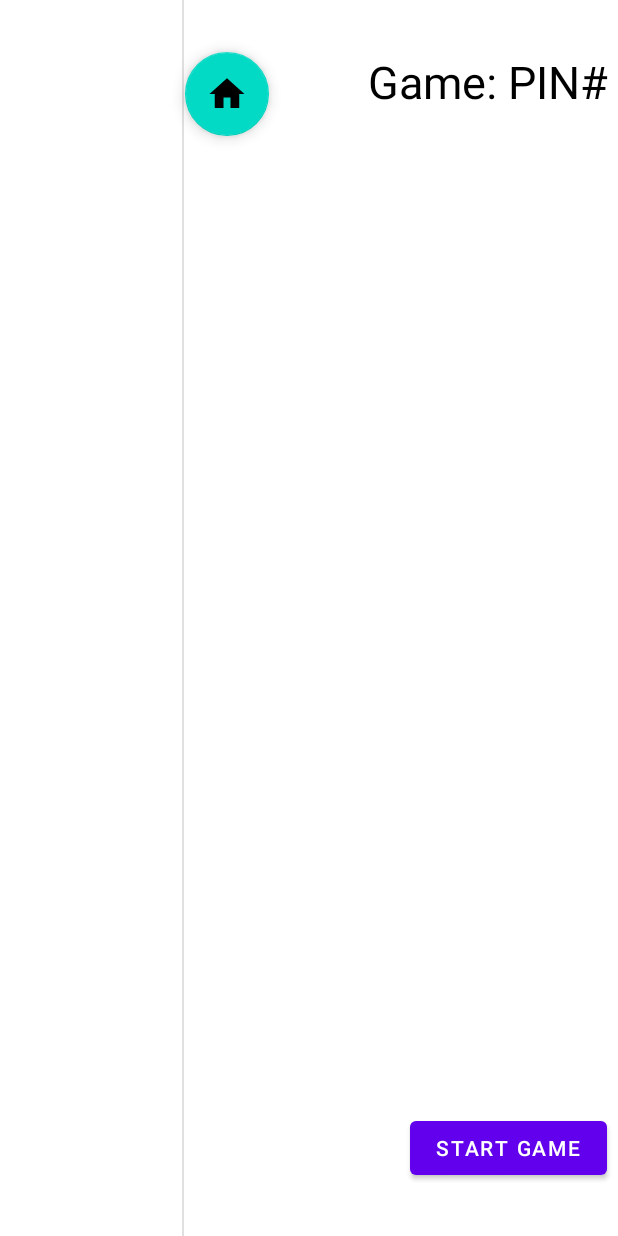
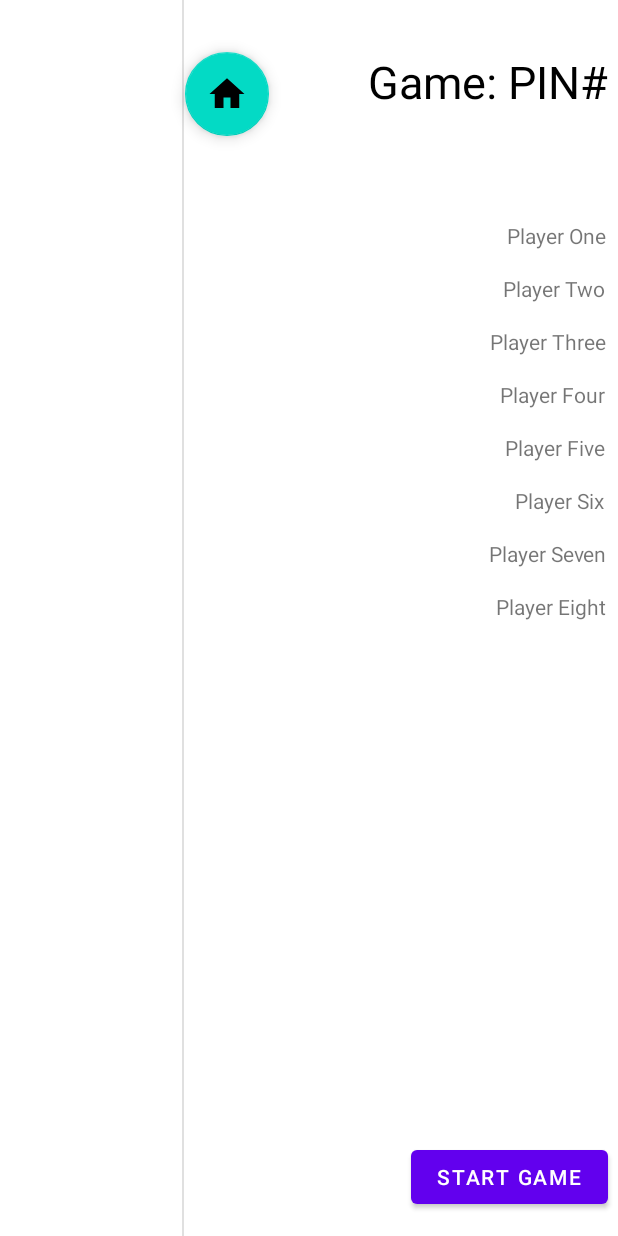
Before and after one commit to AaronCohen21/ChiefdUp, an Android app: the layout game_start_screen.xml on its own in the app's theme, with its tools: preview values and no code run, on a phone screen of 412 x 824 dp. Run offline under Robolectric (Android 15) with nearby library versions, the phone set to English and light mode, and no system bars.

Commit message:
create player names in game_start_screen

```diff
--- a/app/src/main/java/com/aaroncohen/chiefdup/MainActivity.java
+++ b/app/src/main/java/com/aaroncohen/chiefdup/MainActivity.java
@@ -132,6 +132,13 @@ public class MainActivity extends AppCompatActivity {
         TextView title = findViewById(R.id.gameTitle);
         title.setText("Game: " + client.pin());
 
+        //set up player names
+        if (client.isHost()) {
+            TextView playerOneName = findViewById(R.id.playerOneName);
+            playerOneName.setText(client.name());
+            playerOneName.setTextColor(getResources().getColor(R.color.teal_200));
+        }
+
         Button startButton = findViewById(R.id.startGameButton);
         startButton.setOnClickListener(new View.OnClickListener() {
             @Override
@@ -162,7 +169,7 @@ public class MainActivity extends AppCompatActivity {
                                 break;
 
                             case DialogInterface.BUTTON_NEGATIVE:
-                                //No button clicked
+                                //No button clicked, do nothing
                                 break;
                         }
                     }
--- a/app/src/main/res/layout/game_start_screen.xml
+++ b/app/src/main/res/layout/game_start_screen.xml
@@ -6,6 +6,71 @@
     android:layout_width="match_parent"
     android:layout_height="match_parent">
 
+    <TextView
+        android:id="@+id/playerEightName"
+        android:layout_width="wrap_content"
+        android:layout_height="wrap_content"
+        android:layout_marginTop="16dp"
+        android:text="Player Eight"
+        app:layout_constraintBottom_toBottomOf="parent"
+        app:layout_constraintEnd_toEndOf="@+id/playerSevenName"
+        app:layout_constraintHorizontal_bias="0.909"
+        app:layout_constraintStart_toStartOf="@+id/playerSevenName"
+        app:layout_constraintTop_toBottomOf="@+id/playerSevenName"
+        app:layout_constraintVertical_bias="0.0" />
+
+    <TextView
+        android:id="@+id/playerSevenName"
+        android:layout_width="wrap_content"
+        android:layout_height="wrap_content"
+        android:layout_marginTop="16dp"
+        android:text="Player Seven"
+        app:layout_constraintBottom_toBottomOf="parent"
+        app:layout_constraintEnd_toEndOf="@+id/playerSixName"
+        app:layout_constraintHorizontal_bias="0.909"
+        app:layout_constraintStart_toStartOf="@+id/playerSixName"
+        app:layout_constraintTop_toBottomOf="@+id/playerSixName"
+        app:layout_constraintVertical_bias="0.0" />
+
+    <TextView
+        android:id="@+id/playerSixName"
+        android:layout_width="wrap_content"
+        android:layout_height="wrap_content"
+        android:layout_marginTop="16dp"
+        android:text="Player Six"
+        app:layout_constraintBottom_toBottomOf="parent"
+        app:layout_constraintEnd_toEndOf="@+id/playerFiveName"
+        app:layout_constraintHorizontal_bias="0.909"
+        app:layout_constraintStart_toStartOf="@+id/playerFiveName"
+        app:layout_constraintTop_toBottomOf="@+id/playerFiveName"
+        app:layout_constraintVertical_bias="0.0" />
+
+    <TextView
+        android:id="@+id/playerFourName"
+        android:layout_width="wrap_content"
+        android:layout_height="wrap_content"
+        android:layout_marginTop="16dp"
+        android:text="Player Four"
+        app:layout_constraintBottom_toBottomOf="parent"
+        app:layout_constraintEnd_toEndOf="@+id/playerThreeName"
+        app:layout_constraintHorizontal_bias="0.909"
+        app:layout_constraintStart_toStartOf="@+id/playerThreeName"
+        app:layout_constraintTop_toBottomOf="@+id/playerThreeName"
+        app:layout_constraintVertical_bias="0.0" />
+
+    <TextView
+        android:id="@+id/playerFiveName"
+        android:layout_width="wrap_content"
+        android:layout_height="wrap_content"
+        android:layout_marginTop="16dp"
+        android:text="Player Five"
+        app:layout_constraintBottom_toBottomOf="parent"
+        app:layout_constraintEnd_toEndOf="@+id/playerFourName"
+        app:layout_constraintHorizontal_bias="0.909"
+        app:layout_constraintStart_toStartOf="@+id/playerFourName"
+        app:layout_constraintTop_toBottomOf="@+id/playerFourName"
+        app:layout_constraintVertical_bias="0.0" />
+
     <Button
         android:id="@+id/startGameButton"
         android:layout_width="131dp"
@@ -13,10 +78,10 @@
         android:text="Start Game"
         app:layout_constraintBottom_toBottomOf="parent"
         app:layout_constraintEnd_toEndOf="parent"
-        app:layout_constraintHorizontal_bias="0.974"
+        app:layout_constraintHorizontal_bias="0.976"
         app:layout_constraintStart_toStartOf="parent"
         app:layout_constraintTop_toTopOf="parent"
-        app:layout_constraintVertical_bias="0.955" />
+        app:layout_constraintVertical_bias="0.98" />
 
     <TextView
         android:id="@+id/gameTitle"
@@ -57,4 +122,42 @@
         app:layout_constraintVertical_bias="0.045"
         app:srcCompat="@drawable/ic_home_foreground" />
 
+    <TextView
+        android:id="@+id/playerOneName"
+        android:layout_width="wrap_content"
+        android:layout_height="wrap_content"
+        android:text="Player One"
+        app:layout_constraintBottom_toBottomOf="parent"
+        app:layout_constraintEnd_toEndOf="parent"
+        app:layout_constraintHorizontal_bias="0.976"
+        app:layout_constraintStart_toStartOf="parent"
+        app:layout_constraintTop_toTopOf="parent"
+        app:layout_constraintVertical_bias="0.183" />
+
+    <TextView
+        android:id="@+id/playerTwoName"
+        android:layout_width="wrap_content"
+        android:layout_height="wrap_content"
+        android:layout_marginTop="16dp"
+        android:text="Player Two"
+        app:layout_constraintBottom_toBottomOf="parent"
+        app:layout_constraintEnd_toEndOf="@+id/playerOneName"
+        app:layout_constraintHorizontal_bias="1.0"
+        app:layout_constraintStart_toStartOf="@+id/playerOneName"
+        app:layout_constraintTop_toBottomOf="@+id/playerOneName"
+        app:layout_constraintVertical_bias="0.0" />
+
+    <TextView
+        android:id="@+id/playerThreeName"
+        android:layout_width="wrap_content"
+        android:layout_height="wrap_content"
+        android:layout_marginTop="16dp"
+        android:text="Player Three"
+        app:layout_constraintBottom_toBottomOf="parent"
+        app:layout_constraintEnd_toEndOf="@+id/playerTwoName"
+        app:layout_constraintHorizontal_bias="1.0"
+        app:layout_constraintStart_toStartOf="@+id/playerTwoName"
+        app:layout_constraintTop_toBottomOf="@+id/playerTwoName"
+        app:layout_constraintVertical_bias="0.0" />
+
 </androidx.constraintlayout.widget.ConstraintLayout>
```
